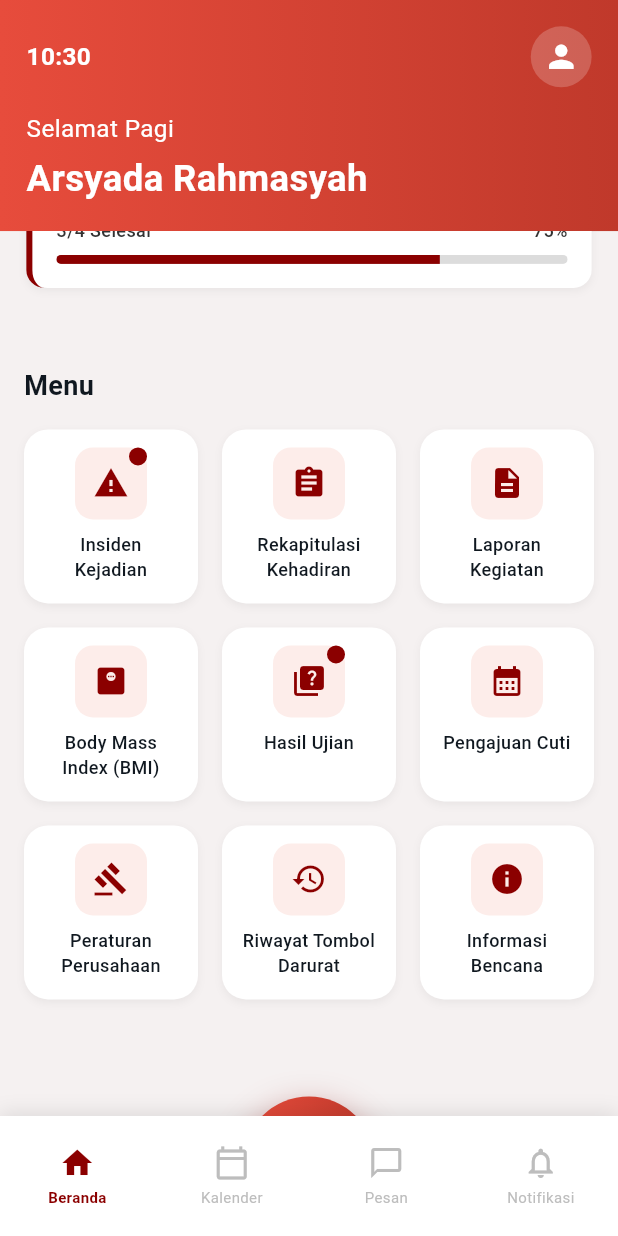
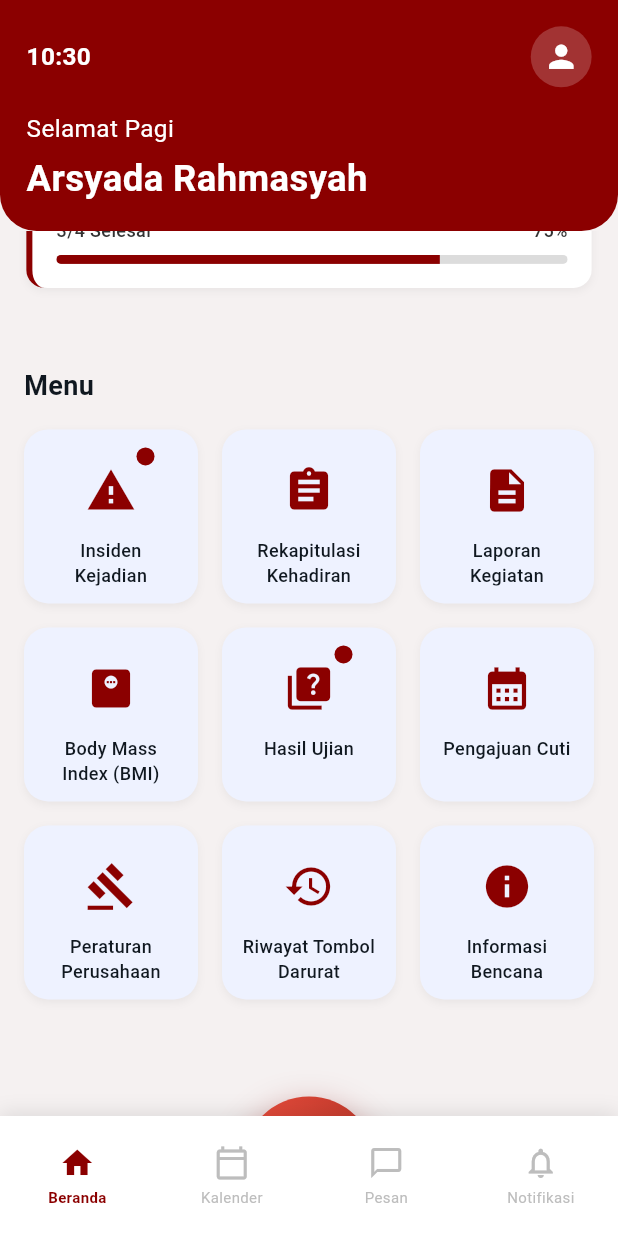
Before and after one commit to chandrabuwana/guardify-app, a Flutter app: the _HomePageView screen opened directly, scrolled down 576 dp, on a phone screen of 412 x 824 dp. Run offline on Flutter 3.47's test engine with Material 3 defaults, Android fonts, the light colour scheme and no system bars; our stand-ins replace camera, dartz, dio, equatable, file_picker, flutter_bloc and 10 more; accounts and stored records are empty.

Commit message:
[Home] fix: color menu

```diff
--- a/lib/core/design/colors.dart
+++ b/lib/core/design/colors.dart
@@ -45,6 +45,8 @@ const darkGrey = Color.fromARGB(255, 136, 136, 136);
 const cardColor = Color.fromARGB(195, 247, 248, 255);
 const favoriteColor = Color.fromARGB(255, 250, 200, 38);
 const tabbarColor = Color(0xFFFAFAFA);
+const babyBlueColor = Color(0xFFEEF2FF);
+
 
 // Red theme material color map
 const Map<int, Color> materialColor = {
--- a/lib/features/home/presentation/pages/home_page.dart
+++ b/lib/features/home/presentation/pages/home_page.dart
@@ -303,7 +303,11 @@ class __HomePageViewState extends State<_HomePageView> {
     return Container(
       padding: EdgeInsets.all(16.w),
       decoration: BoxDecoration(
-        gradient: Gradients.primary(),
+        color: primaryColor,
+       borderRadius: BorderRadius.only(
+          bottomLeft: Radius.circular(24.r),
+          bottomRight: Radius.circular(24.r),
+        ),
       ),
       child: Column(
         children: [
--- a/lib/features/home/presentation/widgets/menu_grid.dart
+++ b/lib/features/home/presentation/widgets/menu_grid.dart
@@ -64,7 +64,7 @@ class MenuGrid extends StatelessWidget {
   Widget _buildMenuItem(MenuItem item) {
     return Container(
       decoration: BoxDecoration(
-        color: Colors.white,
+        color: babyBlueColor,
         borderRadius: BorderRadius.circular(16),
         boxShadow: [
           BoxShadow(
@@ -90,13 +90,13 @@ class MenuGrid extends StatelessWidget {
                     Container(
                       padding: const EdgeInsets.all(12),
                       decoration: BoxDecoration(
-                        color: primary10,
+                        color: babyBlueColor,
                         borderRadius: BorderRadius.circular(12),
                       ),
                       child: Icon(
                         item.icon,
                         color: primaryColor,
-                        size: 24,
+                        size: 34,
                       ),
                     ),
                     if (item.hasNotification)
@@ -114,7 +114,7 @@ class MenuGrid extends StatelessWidget {
                       ),
                   ],
                 ),
-                const SizedBox(height: 8),
+                const SizedBox(height: 2),
                 // Menu title
                 Expanded(
                   child: Text(
```
Also changed, not shown: 1 other file.
